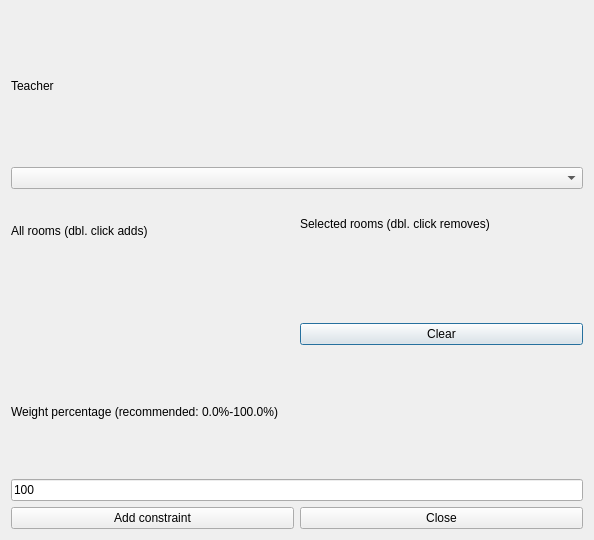
Qt form src/interface/addconstraintteacherhomeroomsform_template.ui (janLo/FET) before a commit.
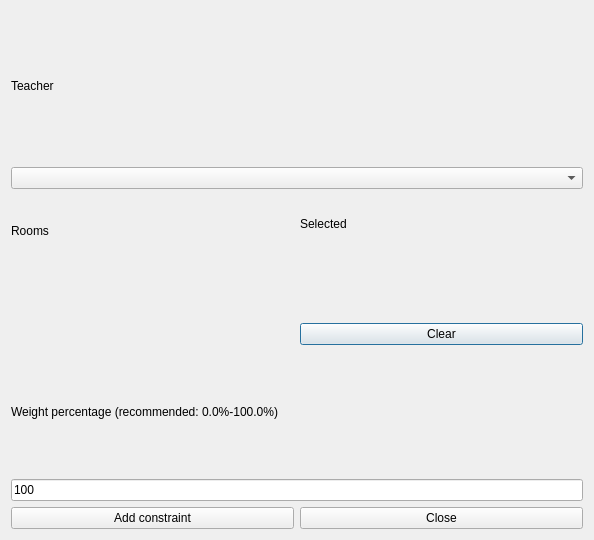
The same form after that commit. Custom widgets are drawn as their Qt base class.

Patch:
```diff
--- a/src/interface/addconstraintteacherhomeroomsform_template.ui
+++ b/src/interface/addconstraintteacherhomeroomsform_template.ui
@@ -38,7 +38,7 @@
         <enum>QFrame::Plain</enum>
        </property>
        <property name="text">
-        <string>All rooms (dbl. click adds)</string>
+        <string>Rooms</string>
        </property>
        <property name="wordWrap">
         <bool>false</bool>
@@ -67,7 +67,7 @@
         <enum>QFrame::Plain</enum>
        </property>
        <property name="text">
-        <string>Selected rooms (dbl. click removes)</string>
+        <string comment="It refers to a list of selected rooms">Selected</string>
        </property>
        <property name="wordWrap">
         <bool>false</bool>
```
